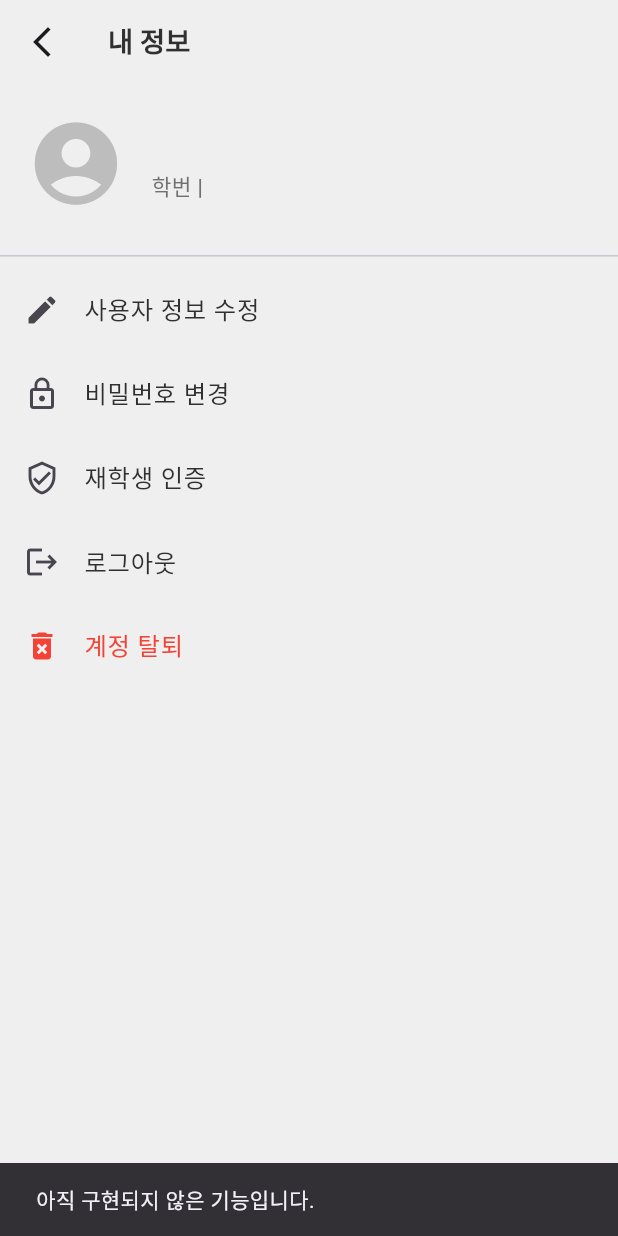
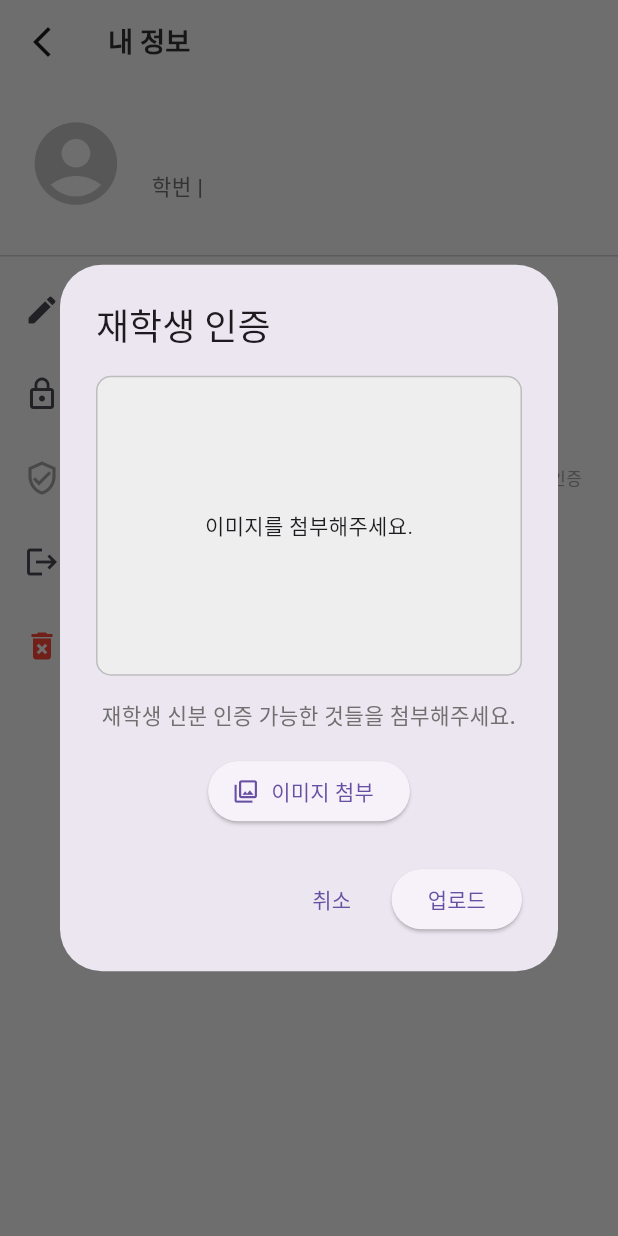
Before and after one commit to eSeohyeon/CBNU-DOM, a Flutter app: the ProfilePage screen opened directly, after a tap on "재학생 인증", on a phone screen of 412 x 824 dp. Run offline on Flutter 3.47's test engine with Material 3 defaults, Android fonts, the phone set to English and light mode, and no system bars; our stand-ins replace carousel_slider, cloud_firestore, firebase_auth, firebase_core, firebase_storage, flutter_screenutil and 7 more; accounts and stored records are empty; network calls fail; Roboto replaces fonts that are missing (pretendard-medium).

Commit message:
인증 기능 추가

```diff
--- a/CBNU-domitory/lib/profile/profile_page.dart
+++ b/CBNU-domitory/lib/profile/profile_page.dart
@@ -1,7 +1,12 @@
+// lib/profile/profile_page.dart
+
+import 'dart:io';
 import 'package:cloud_firestore/cloud_firestore.dart';
 import 'package:firebase_auth/firebase_auth.dart';
+import 'package:firebase_storage/firebase_storage.dart';
 import 'package:flutter/material.dart';
 import 'package:flutter_screenutil/flutter_screenutil.dart';
+import 'package:image_picker/image_picker.dart';
 import 'package:untitled/profile/change_password_page.dart';
 import 'package:untitled/profile/edit_profile_page.dart';
 import 'package:untitled/start/start_page.dart';
@@ -22,11 +27,9 @@ class _ProfilePageState extends State<ProfilePage> {
   @override
   void initState() {
     super.initState();
-    // 페이지가 시작될 때 사용자 데이터를 불러옵니다.
     _loadUserData();
   }
 
-  // --- Firestore에서 사용자 정보를 가져오는 함수 ---
   Future<void> _loadUserData() async {
     final user = FirebaseAuth.instance.currentUser;
     if (user == null) {
@@ -34,14 +37,14 @@ class _ProfilePageState extends State<ProfilePage> {
       return;
     }
     try {
-      final doc = await FirebaseFirestore.instance.collection('users').doc(user.uid).get();
+      final doc =
+      await FirebaseFirestore.instance.collection('users').doc(user.uid).get();
       if (doc.exists) {
         setState(() {
           _userData = doc.data();
         });
       }
     } catch (e) {
-      // 에러 처리
       ScaffoldMessenger.of(context).showSnackBar(
         SnackBar(content: Text('사용자 정보를 불러오는 데 실패했습니다: $e')),
       );
@@ -78,7 +81,7 @@ class _ProfilePageState extends State<ProfilePage> {
     Navigator.push(
       context,
       MaterialPageRoute(builder: (context) => const EditProfilePage()),
-    ).then((_) => _loadUserData()); // 수정 페이지에서 돌아왔을 때 정보를 새로고침
+    ).then((_) => _loadUserData());
   }
 
   void _changePassword(BuildContext context) {
@@ -88,14 +91,20 @@ class _ProfilePageState extends State<ProfilePage> {
     );
   }
 
-  void _showNotImplemented(BuildContext context) {
-    ScaffoldMessenger.of(context).showSnackBar(
-      const SnackBar(content: Text('아직 구현되지 않은 기능입니다.')),
-    );
+  // --- 👇 재학생 인증 팝업을 띄우는 함수 ---
+  void _verifyStudent(BuildContext context) {
+    showDialog(
+      context: context,
+      builder: (context) => const _StudentVerificationDialog(),
+    ).then((_) => _loadUserData()); // 팝업이 닫힌 후 사용자 정보 새로고침
   }
 
   @override
   Widget build(BuildContext context) {
+    // isVerified 필드를 확인하여 인증 상태 텍스트를 결정합니다.
+    final bool isVerified = _userData?['isVerified'] ?? false;
+    final verificationStatusText = isVerified ? '인증 완료' : '미인증';
+
     return Scaffold(
       backgroundColor: background,
       appBar: AppBar(
@@ -109,7 +118,6 @@ class _ProfilePageState extends State<ProfilePage> {
       ),
       body: ListView(
         children: [
-          // --- 사용자 정보 표시 UI ---
           Padding(
             padding: EdgeInsets.symmetric(horizontal: 16.w, vertical: 20.h),
             child: _isLoading
@@ -118,7 +126,8 @@ class _ProfilePageState extends State<ProfilePage> {
                 ? const Text('사용자 정보를 불러올 수 없습니다.')
                 : Row(
               children: [
-                Icon(Icons.account_circle, size: 60.w, color: Colors.grey[400]),
+                Icon(Icons.account_circle,
+                    size: 60.w, color: Colors.grey[400]),
                 SizedBox(width: 16.w),
                 Column(
                   crossAxisAlignment: CrossAxisAlignment.start,
@@ -138,7 +147,6 @@ class _ProfilePageState extends State<ProfilePage> {
             ),
           ),
           const Divider(),
-
           ListTile(
             leading: const Icon(Icons.edit),
             title: Text('사용자 정보 수정', style: mediumBlack16),
@@ -150,9 +158,15 @@ class _ProfilePageState extends State<ProfilePage> {
             onTap: () => _changePassword(context),
           ),
           ListTile(
-            leading: const Icon(Icons.verified_user_outlined),
+            leading: Icon(Icons.verified_user_outlined,
+                color: isVerified ? Colors.blue : Colors.grey),
             title: Text('재학생 인증', style: mediumBlack16),
-            onTap: () => _showNotImplemented(context),
+            // --- 👇 인증 상태에 따라 다른 텍스트를 보여줍니다. ---
+            trailing: Text(
+              verificationStatusText,
+              style: TextStyle(color: isVerified ? Colors.blue : Colors.grey),
+            ),
+            onTap: () => _verifyStudent(context),
           ),
           ListTile(
             leading: const Icon(Icons.logout),
@@ -161,7 +175,8 @@ class _ProfilePageState extends State<ProfilePage> {
           ),
           ListTile(
             leading: const Icon(Icons.delete_forever, color: Colors.red),
-            title: Text('계정 탈퇴', style: mediumBlack16.copyWith(color: Colors.red)),
+            title: Text('계정 탈퇴',
+                style: mediumBlack16.copyWith(color: Colors.red)),
             onTap: () => _deleteAccount(context),
           ),
         ],
@@ -170,6 +185,139 @@ class _ProfilePageState extends State<ProfilePage> {
   }
 }
 
+// --- 👇 재학생 인증 팝업을 위한 새로운 위젯 ---
+class _StudentVerificationDialog extends StatefulWidget {
+  const _StudentVerificationDialog();
+
+  @override
+  State<_StudentVerificationDialog> createState() =>
+      _StudentVerificationDialogState();
+}
+
+class _StudentVerificationDialogState
+    extends State<_StudentVerificationDialog> {
+  final ImagePicker _picker = ImagePicker();
+  File? _imageFile;
+  bool _isUploading = false;
+
+  Future<void> _pickImage() async {
+    try {
+      final XFile? pickedFile =
+      await _picker.pickImage(source: ImageSource.gallery);
+      if (pickedFile != null) {
+        setState(() {
+          _imageFile = File(pickedFile.path);
+        });
+      }
+    } catch (e) {
+      ScaffoldMessenger.of(context).showSnackBar(
+        SnackBar(content: Text('이미지를 가져오는 데 실패했습니다: $e')),
+      );
+    }
+  }
+
+  Future<void> _uploadVerificationImage() async {
+    if (_imageFile == null) {
+      ScaffoldMessenger.of(context).showSnackBar(
+        const SnackBar(content: Text('먼저 이미지를 첨부해주세요.')),
+      );
+      return;
+    }
+
+    setState(() => _isUploading = true);
+
+    try {
+      final user = FirebaseAuth.instance.currentUser;
+      if (user == null) throw Exception('로그인 정보 없음');
+
+      // 1. Firebase Storage에 이미지 업로드
+      final ref = FirebaseStorage.instance
+          .ref()
+          .child('student_verification_images')
+          .child('${user.uid}.jpg');
+      await ref.putFile(_imageFile!);
+      final downloadUrl = await ref.getDownloadURL();
+
+      // 2. Firestore에 이미지 URL과 인증 상태, 역할 업데이트 (수정된 부분)
+      await FirebaseFirestore.instance.collection('users').doc(user.uid).update({
+        'studentIdImageUrl': downloadUrl,
+        'isVerified': false, // 관리자 승인을 위해 false로 설정
+        'role': '인증 대기자', // 역할을 '인증 대기자'로 명시적으로 변경
+      });
+
+      ScaffoldMessenger.of(context).showSnackBar(
+        const SnackBar(
+            content: Text('인증 이미지가 성공적으로 제출되었습니다. 관리자 승인 후 적용됩니다.')),
+      );
+      Navigator.of(context).pop();
+
+    } catch (e) {
+      ScaffoldMessenger.of(context).showSnackBar(
+        SnackBar(content: Text('업로드에 실패했습니다: ${e.toString()}')),
+      );
+    } finally {
+      if (mounted) {
+        setState(() => _isUploading = false);
+      }
+    }
+  }
+
+  @override
+  Widget build(BuildContext context) {
+    return AlertDialog(
+      title: const Text('재학생 인증'),
+      content: Column(
+        mainAxisSize: MainAxisSize.min,
+        children: [
+          Container(
+            height: 200,
+            width: double.maxFinite,
+            decoration: BoxDecoration(
+              color: Colors.grey[200],
+              borderRadius: BorderRadius.circular(10),
+              border: Border.all(color: Colors.grey.shade400),
+            ),
+            child: _imageFile != null
+                ? ClipRRect(
+              borderRadius: BorderRadius.circular(10),
+              child: Image.file(_imageFile!, fit: BoxFit.contain),
+            )
+                : const Center(child: Text('이미지를 첨부해주세요.')),
+          ),
+          const SizedBox(height: 16),
+          Text(
+            '재학생 신분 인증 가능한 것들을 첨부해주세요.',
+            textAlign: TextAlign.center,
+            style: mediumGrey14,
+          ),
+          const SizedBox(height: 16),
+          ElevatedButton.icon(
+            onPressed: _pickImage,
+            icon: const Icon(Icons.photo_library_outlined),
+            label: const Text('이미지 첨부'),
+          ),
+        ],
+      ),
+      actions: [
+        TextButton(
+          onPressed: _isUploading ? null : () => Navigator.of(context).pop(),
+          child: const Text('취소'),
+        ),
+        ElevatedButton(
+          onPressed: _isUploading ? null : _uploadVerificationImage,
+          child: _isUploading
+              ? const SizedBox(
+              width: 20,
+              height: 20,
+              child: CircularProgressIndicator(strokeWidth: 2))
+              : const Text('업로드'),
+        ),
+      ],
+    );
+  }
+}
+
+// _PasswordConfirmDialog 위젯은 이전과 동일하게 유지
 class _PasswordConfirmDialog extends StatefulWidget {
   @override
   __PasswordConfirmDialogState createState() => __PasswordConfirmDialogState();
@@ -182,11 +330,16 @@ class __PasswordConfirmDialogState extends State<_PasswordConfirmDialog> {
 
   Future<void> _handleDeleteAccount() async {
     if (_passwordController.text.isEmpty) {
-      setState(() { _errorMessage = '비밀번호를 입력해주세요.'; });
+      setState(() {
+        _errorMessage = '비밀번호를 입력해주세요.';
+      });
       return;
     }
 
-    setState(() { _isLoading = true; _errorMessage = null; });
+    setState(() {
+      _isLoading = true;
+      _errorMessage = null;
+    });
 
     try {
       final user = FirebaseAuth.instance.currentUser;
@@ -208,18 +361,25 @@ class __PasswordConfirmDialogState extends State<_PasswordConfirmDialog> {
               (route) => false,
         );
       }
-
     } on FirebaseAuthException catch (e) {
       if (e.code == 'wrong-password' || e.code == 'invalid-credential') {
-        setState(() { _errorMessage = '비밀번호가 올바르지 않습니다.'; });
+        setState(() {
+          _errorMessage = '비밀번호가 올바르지 않습니다.';
+        });
       } else {
-        setState(() { _errorMessage = '오류가 발생했습니다: ${e.message}'; });
+        setState(() {
+          _errorMessage = '오류가 발생했습니다: ${e.message}';
+        });
       }
     } catch (e) {
-      setState(() { _errorMessage = '알 수 없는 오류가 발생했습니다.'; });
+      setState(() {
+        _errorMessage = '알 수 없는 오류가 발생했습니다.';
+      });
     } finally {
-      if(mounted){
-        setState(() { _isLoading = false; });
+      if (mounted) {
+        setState(() {
+          _isLoading = false;
+        });
       }
     }
   }
--- a/CBNU-domitory/lib/register_page.dart
+++ b/CBNU-domitory/lib/register_page.dart
@@ -90,6 +90,7 @@ class _RegisterPageState extends State<RegisterPage> {
       'department': _departmentController.text.trim(),
       'createdAt': Timestamp.now(),
       'emailVerified': user.emailVerified, // 인증 상태 저장 (초기값 false)
+      'role': '미인증자', // <-- 이 줄이 추가되었습니다.
     });
   }
 
```
